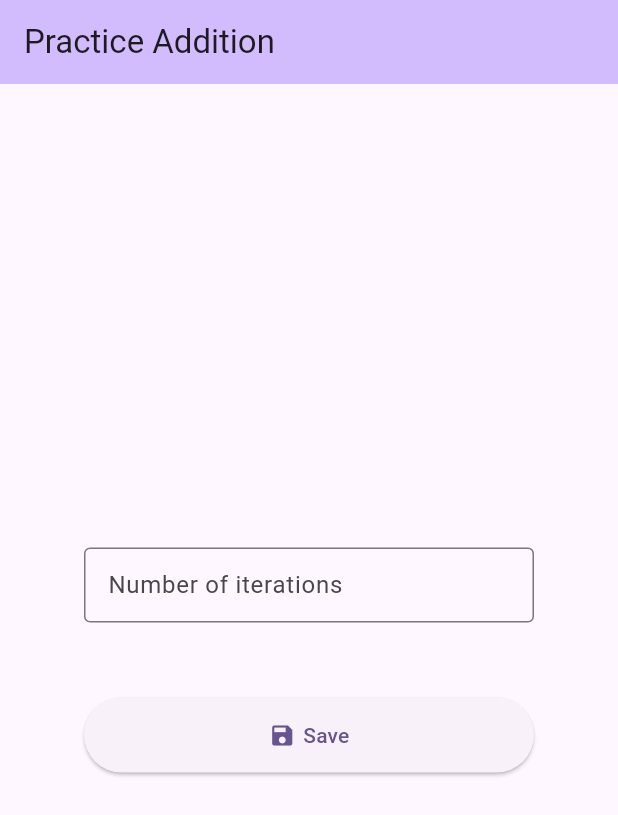
After one commit to KulikovDO/OneTutor.Arithmetic, a Flutter app: the screen it shows after launch, after a tap on the "keyboard control" icon, on a phone screen of 412 x 824 dp. The commit adds this screen. Shown: the top 815 px of the screen. Run offline on Flutter 3.47's test engine with Material 3 defaults, Android fonts, the phone set to English and light mode, and no system bars; our stand-ins replace confetti, flutter_tts, google_fonts; missing offline and left inert: flutter_soloud.

Commit message:
config screen

```diff
--- /dev/null
+++ b/lib/config_screen.dart
@@ -0,0 +1,90 @@
+import 'package:first_app/home_screen.dart';
+import 'package:flutter/material.dart';
+import 'package:flutter/services.dart';
+
+
+class ConfigScreen extends StatefulWidget {
+  const ConfigScreen({super.key});
+
+  @override
+  State<ConfigScreen> createState() => _ConfigScreenState();
+}
+
+class _ConfigScreenState extends State<ConfigScreen> {
+
+  void _handleSaveOnPressed(BuildContext context) {
+    Navigator.of(context).push(
+      MaterialPageRoute(
+        builder: (ctx) => const HomeScreen(),
+      ),
+    );
+
+  }
+
+  @override
+  Widget build(BuildContext context) {
+
+    return
+      Scaffold(
+        appBar: AppBar(
+          backgroundColor: Theme.of(context).colorScheme.inversePrimary,
+          automaticallyImplyLeading: false,
+          title: const Text("Practice Addition"),
+        ),
+        body:
+          Center(
+            child:
+              Column(
+                mainAxisAlignment: MainAxisAlignment.center,
+                children: [
+
+                  SizedBox(
+                      width: 300.0,
+                      height: 50.0,
+                      child: TextField(
+                        decoration: const InputDecoration(
+                          border: OutlineInputBorder(),
+                          // hintText: "Number of iterations",
+                          labelText: "Number of iterations",
+                        ),
+                      keyboardType: TextInputType.number,
+                      inputFormatters: [FilteringTextInputFormatter.digitsOnly],
+                    ),
+                  ),
+                  const SizedBox(
+                    height: 50.0,
+                  ),
+                  SizedBox(
+                    width: 300.0,
+                    height: 50.0,
+                    child:
+                      ElevatedButton(
+                        onPressed: () {
+                          _handleSaveOnPressed(context);
+                        },
+                        child: const Padding(
+                          padding: EdgeInsets.all(10.0),
+                          child: Row(
+                            mainAxisAlignment: MainAxisAlignment.center,
+                            children: [
+                              Icon(
+                                Icons.save,
+                              ),
+                              SizedBox(
+                                width: 5.0,
+                              ),
+                              Text('Save'),
+
+                            ],
+                          )
+                        ),
+                      ),
+                  ),
+                ]
+              ),
+          ),
+      );
+
+  }
+
+}
--- a/lib/final_screen.dart
+++ b/lib/final_screen.dart
@@ -17,6 +17,7 @@ class _FinalScreenState extends State<FinalScreen> {
   late AudioController _audioController;
   final _confettiController = ConfettiController();
 
+
   @override
   void initState(){
 
@@ -25,6 +26,7 @@ class _FinalScreenState extends State<FinalScreen> {
     _confettiController.play();
 
   }
+
 
   void _initAudioController() async {
 
--- a/lib/home_screen.dart
+++ b/lib/home_screen.dart
@@ -1,3 +1,4 @@
+import 'package:first_app/config_screen.dart';
 import 'package:first_app/main_screen.dart';
 import 'package:flutter/material.dart';
 
@@ -5,10 +6,18 @@ import 'package:flutter/material.dart';
 class HomeScreen extends StatelessWidget {
   const HomeScreen({super.key});
 
-  void _handleOnPressed(BuildContext context){
+  void _handleStartOnPressed(BuildContext context){
     Navigator.of(context).push(
       MaterialPageRoute(
         builder: (ctx) => MainScreen(),
+      ),
+    );
+  }
+
+  void _handleConfigOnPressed(BuildContext context){
+    Navigator.of(context).push(
+      MaterialPageRoute(
+        builder: (ctx) => const ConfigScreen(),
       ),
     );
   }
@@ -22,6 +31,14 @@ class HomeScreen extends StatelessWidget {
           backgroundColor: Theme.of(context).colorScheme.inversePrimary,
           automaticallyImplyLeading: false,
           title: const Text("Practice Addition"),
+          actions: [
+            IconButton(
+              icon: const Icon(Icons.more_horiz),
+              onPressed: () {
+                _handleConfigOnPressed(context);
+              },
+            ),
+          ],
         ),
         body:
           Center(
@@ -31,7 +48,7 @@ class HomeScreen extends StatelessWidget {
               child:
                 ElevatedButton(
                   onPressed: () {
-                    _handleOnPressed(context);
+                    _handleStartOnPressed(context);
                   },
                   child: const Padding(
                     padding: EdgeInsets.all(10.0),
--- a/lib/main_screen.dart
+++ b/lib/main_screen.dart
@@ -7,7 +7,7 @@ import 'package:flutter_tts/flutter_tts.dart';
 
 var rng = Random();
 FlutterTts flutterTts = FlutterTts();
-const numOfIterations = 5;
+const numOfIterations = 20;
 
 class MainScreen extends StatefulWidget {
   MainScreen({super.key})
```
